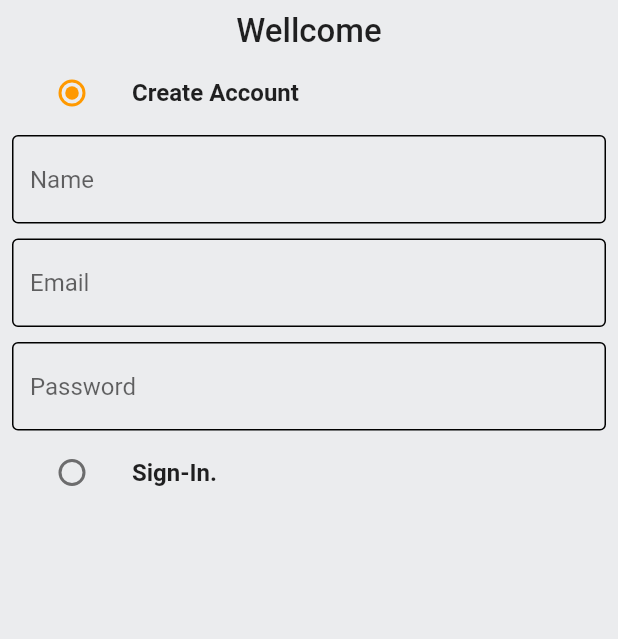
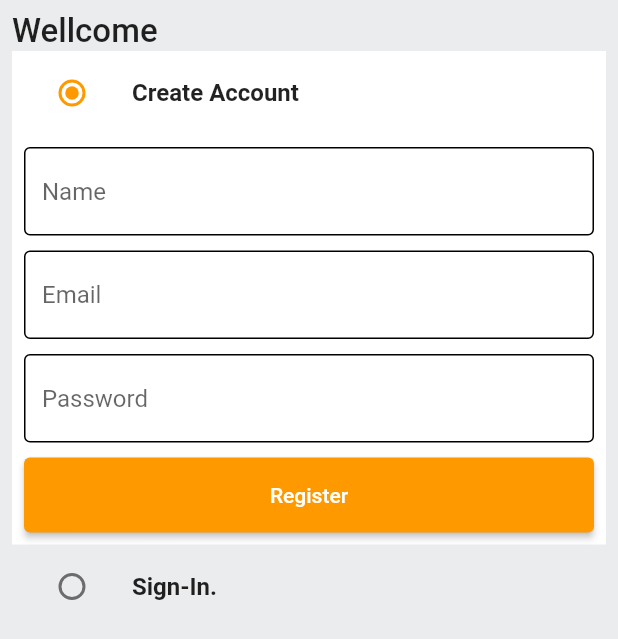
Before and after one commit to AmirBegic1/amazon_clone, a Flutter app: the screen it shows after launch, on a phone screen of 412 x 824 dp. Shown: the top 639 px of the screen. Run offline on Flutter 3.47's test engine with Material 2 defaults, Android fonts, the phone set to English and light mode, and no system bars.

Commit message:
auth screen finished (UI)

```diff
--- /dev/null
+++ b/lib/common/widgets/custom_nutton.dart
@@ -0,0 +1,21 @@
+import 'package:flutter/material.dart';
+
+class CustomButton extends StatelessWidget {
+  final String text;
+  final VoidCallback onTap;
+  const CustomButton({Key? key, required this.text, required this.onTap})
+      : super(key: key);
+
+  @override
+  Widget build(BuildContext context) {
+    return ElevatedButton(
+      child: Text(
+        text,
+      ),
+      onPressed: onTap,
+      style: ElevatedButton.styleFrom(
+        minimumSize: const Size(double.infinity, 50),
+      ),
+    );
+  }
+}
--- a/lib/features/screens/auth_screen.dart
+++ b/lib/features/screens/auth_screen.dart
@@ -1,3 +1,4 @@
+import 'package:amazon_clone/common/widgets/custom_nutton.dart';
 import 'package:amazon_clone/common/widgets/custom_textfield.dart';
 import 'package:amazon_clone/constants/global_variables.dart';
 import 'package:flutter/material.dart';
@@ -39,8 +40,9 @@ class _AuthScreenState extends State<AuthScreen> {
         child: Padding(
           padding: const EdgeInsets.all(8.0),
           child: Column(
+            crossAxisAlignment: CrossAxisAlignment.start,
             children: [
-              Text(
+              const Text(
                 "Wellcome",
                 style: TextStyle(
                   fontSize: 22,
@@ -48,6 +50,9 @@ class _AuthScreenState extends State<AuthScreen> {
                 ),
               ),
               ListTile(
+                tileColor: _auth == Auth.signup
+                    ? GlobalVariables.backgroundColor
+                    : GlobalVariables.greyBackgroundCOlor,
                 title: const Text(
                   "Create Account",
                   style: TextStyle(
@@ -66,7 +71,10 @@ class _AuthScreenState extends State<AuthScreen> {
                 ),
               ),
               if (_auth == Auth.signup)
-                Form(
+                Container(
+                  padding: const EdgeInsets.all(8),
+                  color: GlobalVariables.backgroundColor,
+                  child: Form(
                     key: _signupFormKey,
                     child: Column(
                       children: [
@@ -84,12 +92,18 @@ class _AuthScreenState extends State<AuthScreen> {
                           controller: _passwordController,
                           hintText: 'Password',
                         ),
+                        const SizedBox(height: 10),
+                        CustomButton(text: "Register", onTap: () {}),
                       ],
+                    ),
                   ),
                 ),
 
               //singin
               ListTile(
+                tileColor: _auth == Auth.signin
+                    ? GlobalVariables.backgroundColor
+                    : GlobalVariables.greyBackgroundCOlor,
                 title: const Text(
                   "Sign-In.",
                   style: TextStyle(
@@ -107,6 +121,29 @@ class _AuthScreenState extends State<AuthScreen> {
                   },
                 ),
               ),
+              if (_auth == Auth.signin)
+                Container(
+                  padding: const EdgeInsets.all(8),
+                  color: GlobalVariables.backgroundColor,
+                  child: Form(
+                    key: _signupFormKey,
+                    child: Column(
+                      children: [
+                        CustomTExtField(
+                          controller: _emailController,
+                          hintText: 'Email',
+                        ),
+                        const SizedBox(height: 10),
+                        CustomTExtField(
+                          controller: _passwordController,
+                          hintText: 'Password',
+                        ),
+                        const SizedBox(height: 10),
+                        CustomButton(text: "Login", onTap: () {}),
+                      ],
+                    ),
+                  ),
+                ),
             ],
           ),
         ),
```
Lines whose indentation alone changed are shown as unchanged.
